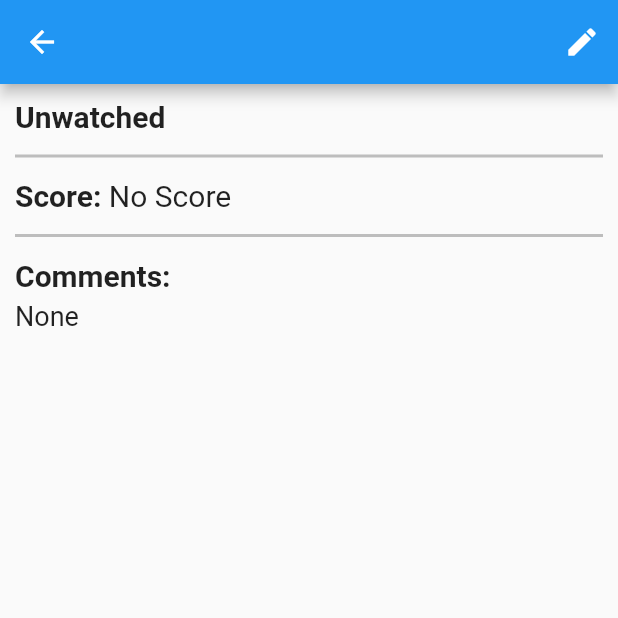
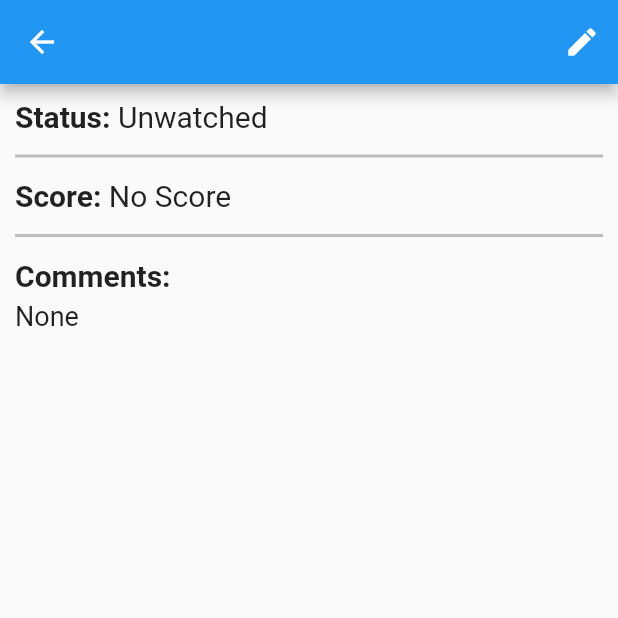
Before and after one commit to zhandrew4/show-tracker, a Flutter app: the ViewShowScreen screen opened directly with empty values, on a phone screen of 412 x 824 dp, the top half of it. Run offline on Flutter 3.47's test engine with Material 2 defaults, Android fonts, the light colour scheme and no system bars; our stand-ins replace hive_flutter; accounts and stored records are empty.

Commit message:
modify watched text on view show screen

```diff
--- a/lib/edit_show_screen.dart
+++ b/lib/edit_show_screen.dart
@@ -32,6 +32,7 @@ class _EditShowScreenState extends State<EditShowScreen> {
       body: ListView(
         padding: const EdgeInsets.all(10),
         children: [
+          // Status Toggle Button (Watched/Unwatched)
           Row(
             children: [
               Text(
@@ -90,6 +91,9 @@ class _EditShowScreenState extends State<EditShowScreen> {
               ),
             ],
           ),
+
+          // Score Selector
+
         ],
       ),
     );
--- a/lib/view_show_screen.dart
+++ b/lib/view_show_screen.dart
@@ -38,9 +38,19 @@ class _ViewShowScreenState extends State<ViewShowScreen> {
       body: ListView(
         padding: const EdgeInsets.all(10),
         children: [
-          Text(
-            widget.show.watched ? "Watched" : "Unwatched",
-            style: Theme.of(context).textTheme.titleMedium?.copyWith(fontWeight: FontWeight.bold),
+          RichText(
+            text: TextSpan(
+              text: "Status: ",
+              style: Theme.of(context).textTheme.titleMedium?.copyWith(fontWeight: FontWeight.bold),
+              children: [
+                TextSpan(
+                  text: widget.show.watched ? "Watched" : "Unwatched",
+                  style: Theme.of(context).textTheme.titleMedium,
+                )
+              ],
+            ),
+            textAlign: TextAlign.left,
+            overflow: TextOverflow.fade,
           ),
           Divider(
             height: 30,
```
